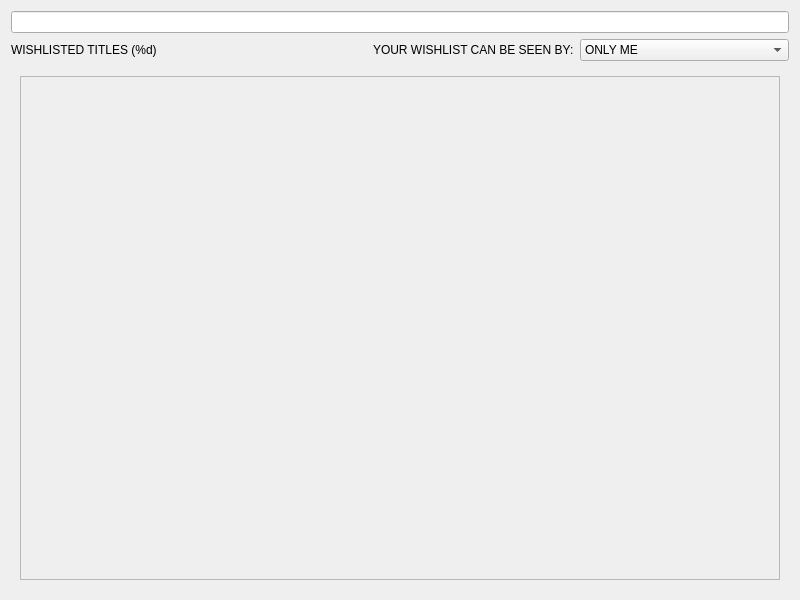
The window that pages/wishlistpage.ui (pamugk/nebulae-qt) describes before a commit, drawn with Qt 5.
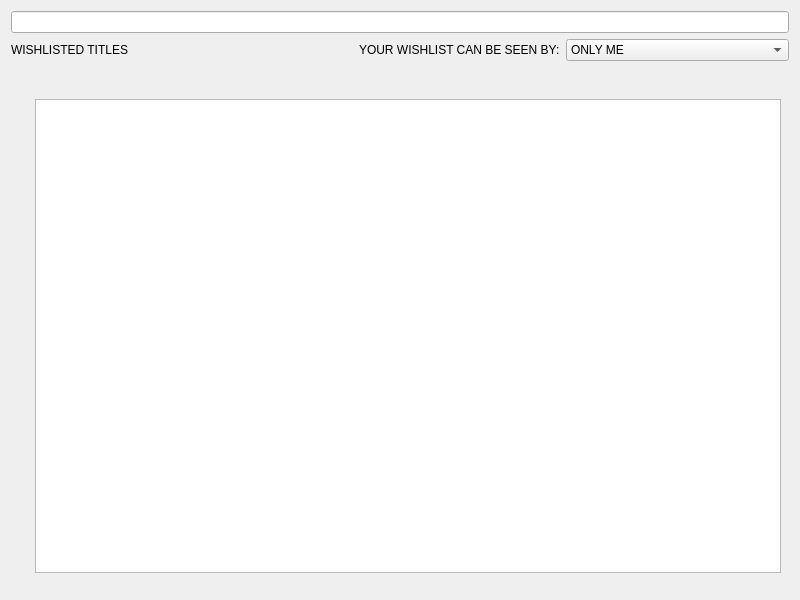
The same window after the commit.

```diff
--- a/pages/wishlistpage.ui
+++ b/pages/wishlistpage.ui
@@ -26,7 +26,7 @@
      <item>
       <widget class="QLabel" name="titleLabel">
        <property name="text">
-        <string>WISHLISTED TITLES (%d)</string>
+        <string>WISHLISTED TITLES</string>
        </property>
       </widget>
      </item>
@@ -81,21 +81,38 @@
     <widget class="QStackedWidget" name="contentsStack">
      <widget class="QWidget" name="resultsPage">
       <layout class="QVBoxLayout" name="resultsPageLayout">
+       <property name="spacing">
+        <number>0</number>
+       </property>
+       <property name="leftMargin">
+        <number>24</number>
+       </property>
+       <property name="topMargin">
+        <number>32</number>
+       </property>
+       <property name="rightMargin">
+        <number>8</number>
+       </property>
+       <property name="bottomMargin">
+        <number>16</number>
+       </property>
        <item>
-        <widget class="QScrollArea" name="scrollArea">
-         <property name="widgetResizable">
+        <widget class="QListWidget" name="resultsList">
+         <property name="editTriggers">
+          <set>QAbstractItemView::NoEditTriggers</set>
+         </property>
+         <property name="showDropIndicator" stdset="0">
+          <bool>false</bool>
+         </property>
+         <property name="selectionMode">
+          <enum>QAbstractItemView::NoSelection</enum>
+         </property>
+         <property name="resizeMode">
+          <enum>QListView::Adjust</enum>
+         </property>
+         <property name="uniformItemSizes">
           <bool>true</bool>
          </property>
-         <widget class="QWidget" name="scrollAreaWidgetContents">
-          <property name="geometry">
-           <rect>
-            <x>0</x>
-            <y>0</y>
-            <width>762</width>
-            <height>495</height>
-           </rect>
-          </property>
-         </widget>
         </widget>
        </item>
       </layout>
```
Left out of the diff: 30 changed lines with no effect on the pictures.
